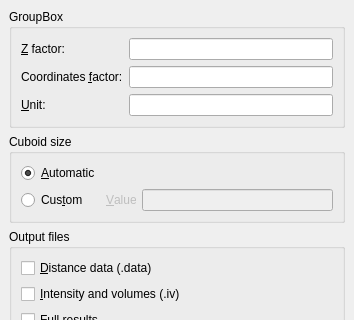
Above: src/main/java/ConfigureDialog.ui from GenomicParisCentre/corsen before the change; both pictures show x 0 to 354 and y 0 to 320 of the 354 by 555 pixel window. Below: the same form after it.
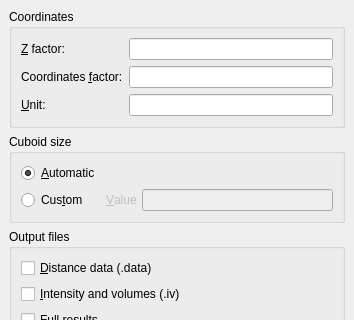
That is the form after the change.

Commit message: Change the label of a groupbox

Patch:
```diff
--- a/src/main/java/ConfigureDialog.ui
+++ b/src/main/java/ConfigureDialog.ui
@@ -25,7 +25,7 @@
    <item>
     <widget class="QGroupBox" name="groupBox" >
      <property name="title" >
-      <string>GroupBox</string>
+      <string>Coordinates</string>
      </property>
      <layout class="QVBoxLayout" >
       <property name="margin" >
```
